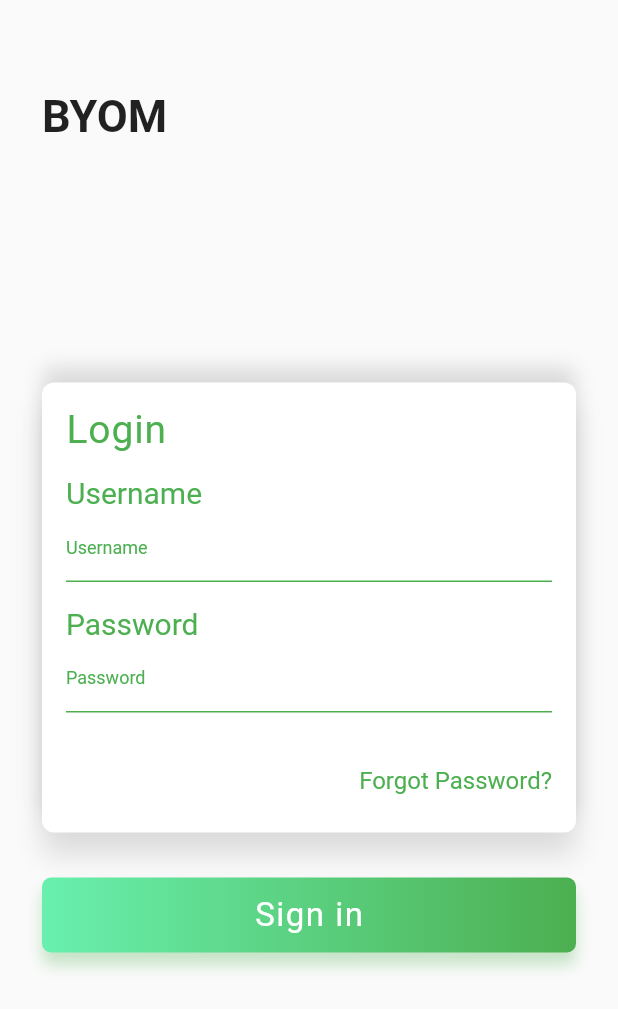
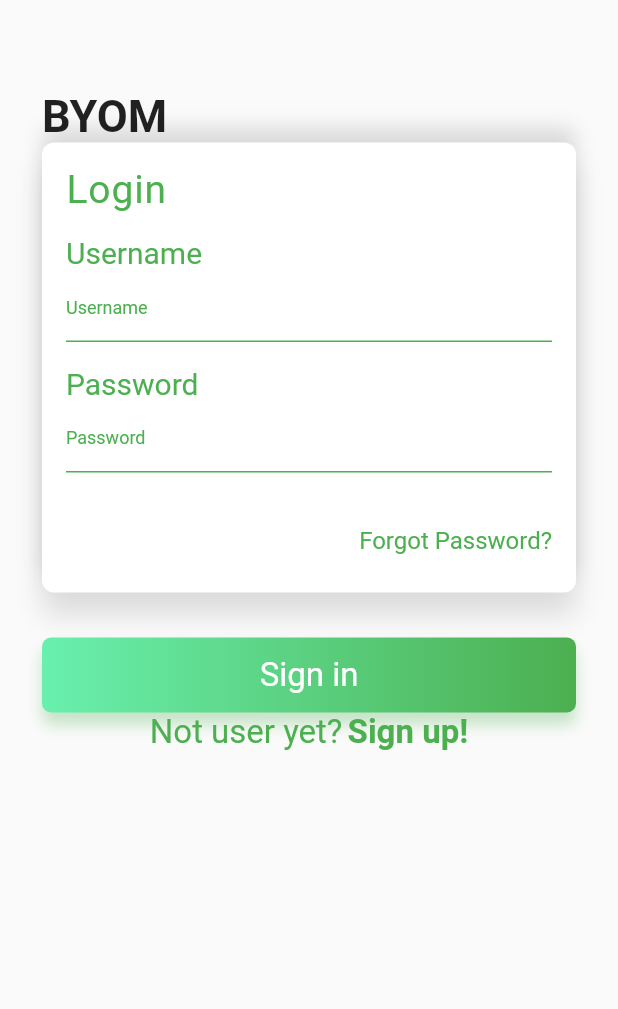
Before and after one commit to eXiga/byomug, a Flutter app: the screen it shows after launch, on a phone screen of 412 x 824 dp. Shown: the top 1009 px of the screen. Run offline on Flutter 3.47's test engine with Material 2 defaults, Android fonts, the phone set to English and light mode, and no system bars; our stand-ins replace google_maps_flutter, qr_flutter; missing offline and left inert: barcode_scan; Roboto replaces fonts that are missing (AT).

Commit message:
add signup button

```diff
--- a/client/lib/login.dart
+++ b/client/lib/login.dart
@@ -34,14 +34,11 @@ class _LoginPageState extends State<LoginPage> {
                       )
                     ],
                   ),
-                  SizedBox(
-                    height: 160,
-                  ),
                   FormCard(),
                   SizedBox(
                     height: 30,
                   ),
-                   InkWell(
+                  InkWell(
                     child: Container(
                       width: double.infinity,
                       height: 50,
@@ -68,12 +65,37 @@ class _LoginPageState extends State<LoginPage> {
                                 style: TextStyle(
                                     color: Colors.white,
                                     fontFamily: "AT",
-                                    fontSize: 22,
-                                    letterSpacing: 1.0)),
+                                    fontSize: 22)
+                                ),
                           ),
                         ),
                       ),
                     ),
+                  ),
+                  Row(
+                    mainAxisAlignment: MainAxisAlignment.center,
+                    children: <Widget>[
+                      Text('Not user yet?',
+                        style: TextStyle(
+                          color: Colors.green,
+                          fontFamily: "AT",
+                          fontSize: 22
+                        ),
+                      ),
+                      Text(' '),
+                      InkWell(
+                        onTap: () {},
+                        child: Text(
+                          "Sign up!",
+                          style: TextStyle(
+                            color: Colors.green,
+                            fontFamily: "AT",
+                            fontWeight: FontWeight.bold,
+                            fontSize: 22
+                          )
+                        ),
+                      )
+                    ],
                   )
                 ]
               )
```
Also changed, not shown: 1 other file.
